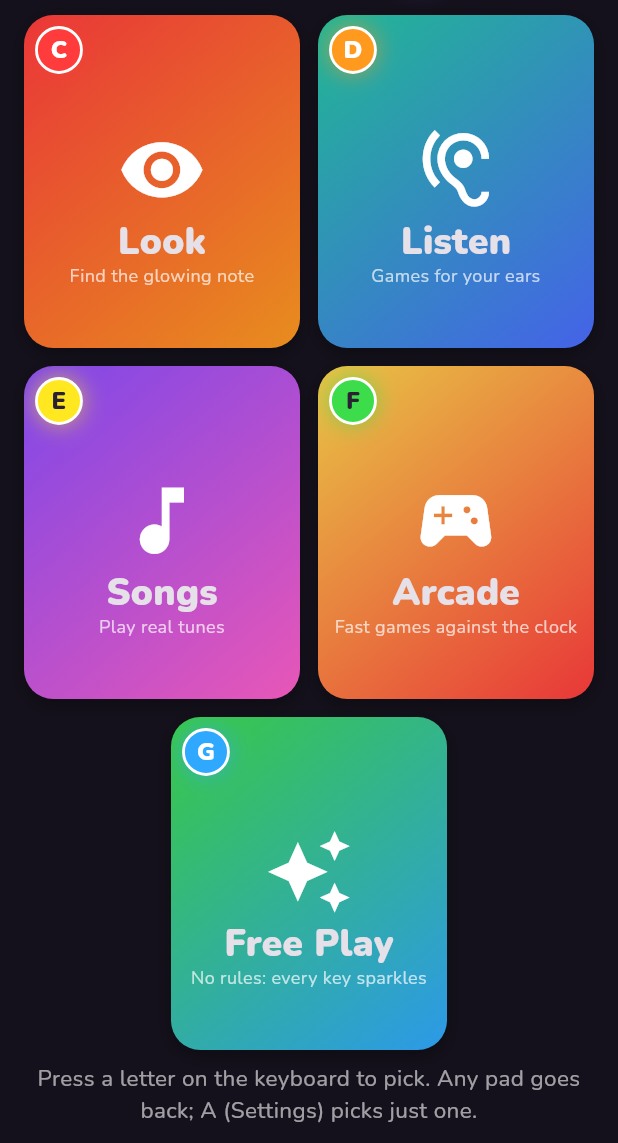
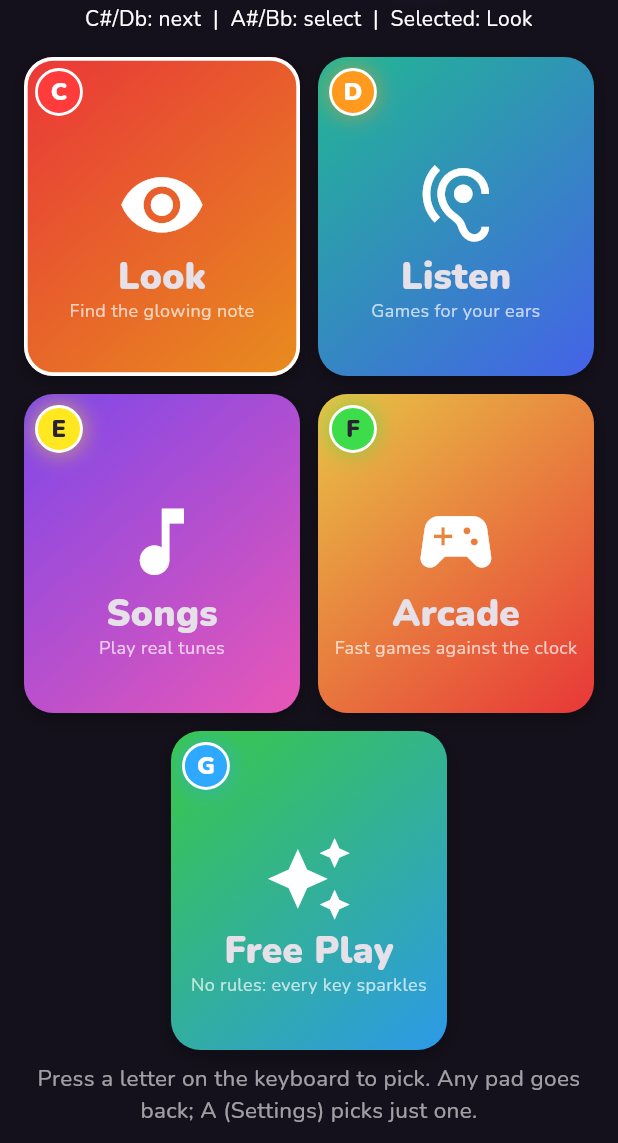
Before and after one commit to sampanes/midi-games, a Flutter app: the screen it shows after launch, on a phone screen of 412 x 824 dp, the part 93-1236 px from its top. Run offline on Flutter 3.47's test engine with Material 3 defaults, Android fonts, the phone set to English and light mode, and no system bars; our stand-ins replace clock, shared_preferences; missing offline and left inert: flutter_midi_command, flutter_midi_command_ble, flutter_soloud.

Commit message:
Navigate menus with labeled black keys

```diff
--- a/apps/key_games/lib/games/copy_page.dart
+++ b/apps/key_games/lib/games/copy_page.dart
@@ -307,6 +307,7 @@ class _CopyPageState extends State<CopyPage> with SingleTickerProviderStateMixin
       picks: done && _canPick
           ? {0: _restart, 4: () => Navigator.maybePop(context)}
           : const {},
+      navigationLabels: {0: 'Play again', 4: 'Menu'},
       onNote: _onNote,
       backdrop: AnimatedContainer(
         duration: const Duration(milliseconds: 300),
--- a/apps/key_games/lib/games/highway_page.dart
+++ b/apps/key_games/lib/games/highway_page.dart
@@ -321,6 +321,7 @@ class _HighwayPageState extends State<HighwayPage> with SingleTickerProviderStat
               if (queue != null) nextSongPc: () => queue.openNext(context),
             }
           : const {},
+      navigationLabels: {0: 'Play again', 4: 'Menu', if (queue != null) nextSongPc: 'Next song'},
       onNote: _onNote,
       header: _header(),
       body: _phase == _Phase.done
--- a/apps/key_games/lib/games/runner_page.dart
+++ b/apps/key_games/lib/games/runner_page.dart
@@ -294,6 +294,7 @@ class _RunnerPageState extends State<RunnerPage> with SingleTickerProviderStateM
       picks: _phase == _Phase.done && _canPick
           ? {0: _restart, 4: () => Navigator.maybePop(context)}
           : const {},
+      navigationLabels: {0: 'Play again', 4: 'Menu'},
       onNote: _onNote,
       header: _header(),
       body: _phase == _Phase.done
--- a/apps/key_games/lib/games/rush_page.dart
+++ b/apps/key_games/lib/games/rush_page.dart
@@ -310,6 +310,7 @@ class _RushPageState extends State<RushPage> with TickerProviderStateMixin {
       picks: _phase == _Phase.done && _canPick
           ? {0: _startRound, 4: () => Navigator.maybePop(context)}
           : const {},
+      navigationLabels: {0: 'Play again', 4: 'Menu'},
       onNote: _onNote,
       header: [
         Icon(Icons.star_rounded, color: AppColors.starGold, size: 40 * uiScale(context)),
--- a/apps/key_games/lib/songs/song_listen_page.dart
+++ b/apps/key_games/lib/songs/song_listen_page.dart
@@ -125,6 +125,10 @@ class _SongListenPageState extends State<SongListenPage> {
         _stopPc: () => setState(_stop),
         if (queue != null) nextSongPc: () => queue.openNext(context),
       },
+      navigationLabels: {
+        _againPc: 'Play again', _stopPc: 'Stop',
+        if (queue != null) nextSongPc: 'Next song',
+      },
       // Phone-sized, grown with the screen, and scaled down to fit a
       // landscape phone.
       body: ScaledChrome(
--- a/apps/key_games/lib/songs/song_play_page.dart
+++ b/apps/key_games/lib/songs/song_play_page.dart
@@ -299,6 +299,10 @@ class _SongPlayPageState extends State<SongPlayPage> with SingleTickerProviderSt
               if (queue != null) nextSongPc: () => queue.openNext(context),
             }
           : const {},
+      navigationLabels: {
+        0: 'Play again', 2: 'Listen', 4: 'More songs',
+        if (queue != null) nextSongPc: 'Next song',
+      },
       onNote: _onNote,
       backdrop: AnimatedContainer(
         duration: const Duration(milliseconds: 300),
--- a/apps/key_games/lib/widgets/game_page.dart
+++ b/apps/key_games/lib/widgets/game_page.dart
@@ -20,7 +20,7 @@ import 'keyboard_status.dart';
 // back button.
 bool hasPageBelow(BuildContext context) => !(ModalRoute.of(context)?.isFirst ?? true);
 
-class GamePage extends StatelessWidget {
+class GamePage extends StatefulWidget {
   const GamePage({
     super.key,
     this.title,
@@ -31,6 +31,7 @@ class GamePage extends StatelessWidget {
     this.backdrop,
     this.overlays = const [],
     this.picks = const {},
+    this.navigationLabels = const {},
     this.onNote,
   });
 
@@ -50,56 +51,100 @@ class GamePage extends StatelessWidget {
 
   // Pitch class -> action for letters that choose something on this page.
   final Map<int, VoidCallback> picks;
+  // Labels for choices that can be reached with C# and A#.
+  final Map<int, String> navigationLabels;
   final void Function(NoteEvent event)? onNote;
 
   @override
+  State<GamePage> createState() => _GamePageState();
+}
+
+class _GamePageState extends State<GamePage> {
+  int _selected = 0;
+
+  @override
   Widget build(BuildContext context) {
+    final labels = widget.navigationLabels;
+    final keys = [for (final key in labels.keys) if (widget.picks.containsKey(key)) key];
+    final selected = keys.isEmpty ? null : keys[_selected % keys.length];
     final scale = uiScale(context);
     return Scaffold(
       body: NoteFocus(
-        picks: picks,
-        onNote: onNote,
+        picks: {
+          ...widget.picks,
+          if (selected != null) 1: () => setState(() => _selected = (_selected + 1) % keys.length),
+          if (selected != null) 10: () => widget.picks[selected]!(),
+        },
+        onNote: widget.onNote,
         child: Stack(
           fit: StackFit.expand,
           children: [
-            ?backdrop,
+            ?widget.backdrop,
             SafeArea(
               child: Column(
                 children: [
                   Padding(
-                    padding: headerPadding * scale,
+                    padding: widget.headerPadding * scale,
+                    child: NavigationSelection(
+                      selected: selected,
                       child: ScaledChrome(
                         scale: scale,
                         child: Row(
                           children: [
                             if (hasPageBelow(context)) const BackButton(),
-                          if (title != null)
+                            if (widget.title != null)
                               Expanded(
                                 child: Text(
-                                title!,
+                                  widget.title!,
                                   maxLines: 1,
                                   overflow: TextOverflow.ellipsis,
                                   style: const TextStyle(fontSize: 26, fontWeight: FontWeight.w900),
                                 ),
                               ),
-                          ...header,
+                            ...widget.header,
                             const SizedBox(width: 8),
                             const KeyboardStatus(),
                           ],
                         ),
                       ),
                     ),
-                  Expanded(child: body),
-                  ...footer,
+                  ),
+                  if (selected != null)
+                    Padding(
+                      padding: EdgeInsets.symmetric(horizontal: 12 * scale, vertical: 4 * scale),
+                      child: Text(
+                        'C#/Db: next  |  A#/Bb: select  |  Selected: ${labels[selected]}',
+                        key: const ValueKey('navigation-hint'),
+                        textAlign: TextAlign.center,
+                        maxLines: 2,
+                        overflow: TextOverflow.ellipsis,
+                        style: TextStyle(fontSize: 14 * scale, color: Colors.white),
+                      ),
+                    ),
+                  Expanded(child: NavigationSelection(selected: selected, child: widget.body)),
+                  ...widget.footer,
                 ],
               ),
             ),
-            ...overlays,
+            ...widget.overlays,
           ],
         ),
       ),
     );
   }
+}
+
+// Lets menu cards show which choice the black keys will select.
+class NavigationSelection extends InheritedWidget {
+  const NavigationSelection({super.key, required this.selected, required super.child});
+
+  final int? selected;
+
+  static bool isSelected(BuildContext context, int pc) =>
+      context.dependOnInheritedWidgetOfExactType<NavigationSelection>()?.selected == pc;
+
+  @override
+  bool updateShouldNotify(NavigationSelection oldWidget) => selected != oldWidget.selected;
 }
 
 // Scales the text and icons of its child by [scale]: the header and footer
--- a/apps/key_games/lib/widgets/menu_page.dart
+++ b/apps/key_games/lib/widgets/menu_page.dart
@@ -85,6 +85,10 @@ class MenuPage extends StatelessWidget {
         for (var i = 0; i < actions.length; i++)
           _HeaderAction(item: actions[i], pc: menuLetters[items.length + i]),
       ],
+      navigationLabels: {
+        for (var i = 0; i < items.length; i++) menuLetters[i]: items[i].title,
+        for (var i = 0; i < actions.length; i++) menuLetters[items.length + i]: actions[i].title,
+      },
       picks: {
         for (var i = 0; i < items.length; i++) menuLetters[i]: () => items[i].onPick(context),
         for (var i = 0; i < actions.length; i++)
@@ -177,7 +181,13 @@ class _MenuTile extends StatelessWidget {
         // Everything on the tile is drawn for a 300 x 300 tile and scaled.
         final k = (min(constraints.maxWidth, constraints.maxHeight) / _tileDesign).clamp(0.5, 4.0);
         final radius = BorderRadius.circular(28 * k.clamp(0.7, 1.5));
-        return DecoratedBox(
+        return Container(
+          foregroundDecoration: BoxDecoration(
+            borderRadius: radius,
+            border: NavigationSelection.isSelected(context, pc)
+                ? Border.all(color: Colors.white, width: 4 * k)
+                : null,
+          ),
           decoration: BoxDecoration(
             borderRadius: radius,
             boxShadow: [
@@ -293,7 +303,12 @@ class _HeaderAction extends StatelessWidget {
       padding: EdgeInsets.only(left: 8 * scale),
       child: Material(
         color: Colors.white10,
-        borderRadius: BorderRadius.circular(999),
+        shape: RoundedRectangleBorder(
+          borderRadius: BorderRadius.circular(999),
+          side: NavigationSelection.isSelected(context, pc)
+              ? BorderSide(color: Colors.white, width: 3 * scale)
+              : BorderSide.none,
+        ),
         child: InkWell(
           onTap: () => item.onPick(context),
           borderRadius: BorderRadius.circular(999),
```
Also changed, not shown: apps/key_games/lib/songs/song_list_page.dart (+23 -3 lines), 2 other files. Lines whose indentation alone changed are shown as unchanged.
